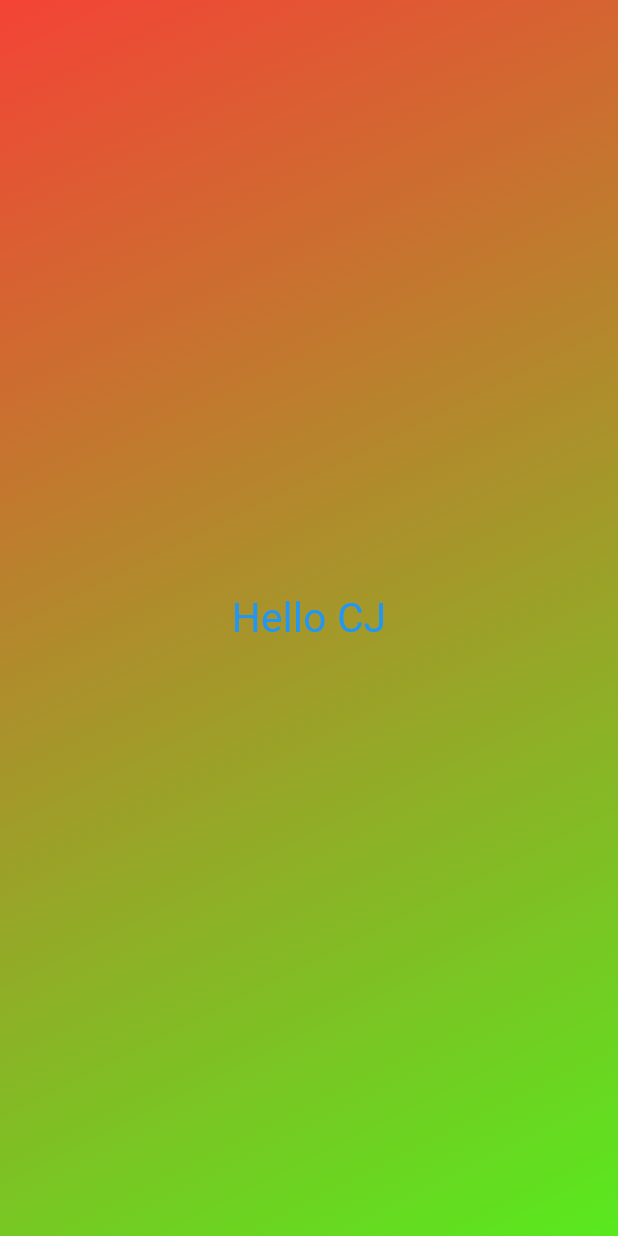
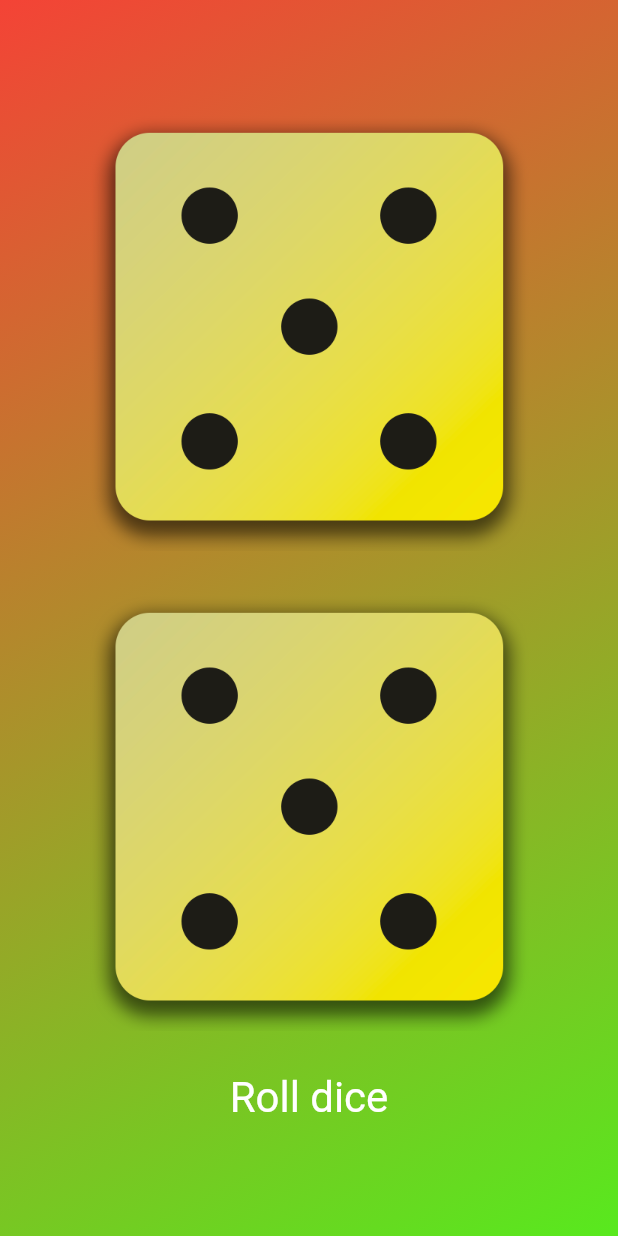
Before and after one commit to yaroslavsolokha/dice, a Flutter app: the screen it shows after launch, on a phone screen of 412 x 824 dp. Run offline on Flutter 3.47's test engine with Material 3 defaults, Android fonts, the phone set to English and light mode, and no system bars.

Commit message:
first demo version

```diff
--- /dev/null
+++ b/lib/dice_roller.dart
@@ -0,0 +1,53 @@
+import 'package:flutter/material.dart';
+import 'dart:math';
+
+final randomizer = Random();
+
+class DiceRoller extends StatefulWidget {
+  const DiceRoller({super.key});
+
+  @override
+  State<DiceRoller> createState() {
+    return _DiceRollerState();
+  }
+}
+
+class _DiceRollerState extends State<DiceRoller> {
+  var currentDiceRoll = randomizer.nextInt(6) + 1;
+
+  void rollDice() {
+    setState(() {
+      currentDiceRoll = randomizer.nextInt(6) + 1;
+    });
+  }
+
+  @override
+  Widget build(BuildContext context) {
+    return Column(
+      mainAxisSize: MainAxisSize.min,
+      children: [
+        Image.asset(
+          'assets/images/dice-$currentDiceRoll.png',
+          width: 300,
+        ),
+        const SizedBox(
+          height: 20,
+        ),
+        Image.asset(
+          'assets/images/dice-$currentDiceRoll.png',
+          width: 300,
+        ),
+        const SizedBox(
+          height: 20,
+        ),
+        TextButton(
+          onPressed: rollDice,
+          style: TextButton.styleFrom(
+              foregroundColor: Colors.white,
+              textStyle: const TextStyle(fontSize: 28)),
+          child: const Text('Roll dice'),
+        )
+      ],
+    );
+  }
+}
--- /dev/null
+++ b/lib/gradient_container.dart
@@ -0,0 +1,26 @@
+import 'package:dice/dice_roller.dart';
+import 'package:flutter/material.dart';
+
+const startAligment = Alignment.topLeft;
+const endAligment = Alignment.bottomRight;
+
+class GradientContainer extends StatelessWidget {
+  const GradientContainer({super.key, required this.colors});
+  final List<Color> colors;
+
+  @override
+  Widget build(BuildContext context) {
+    return Container(
+      decoration: BoxDecoration(
+        gradient: LinearGradient(
+          colors: colors,
+          begin: startAligment,
+          end: endAligment,
+        ),
+      ),
+      child: const Center(
+        child: DiceRoller(),
+      ),
+    );
+  }
+}
```
Also changed, not shown: lib/main.dart (+4 -18 lines), lib/styled_text.dart (added, +14 -0 lines), pubspec.yaml (+7 -3 lines), assets/images/dice-1.png (added), assets/images/dice-2.png (added), assets/images/dice-3.png (added), assets/images/dice-4.png (added), assets/images/dice-5.png (added), assets/images/dice-6.png (added).
